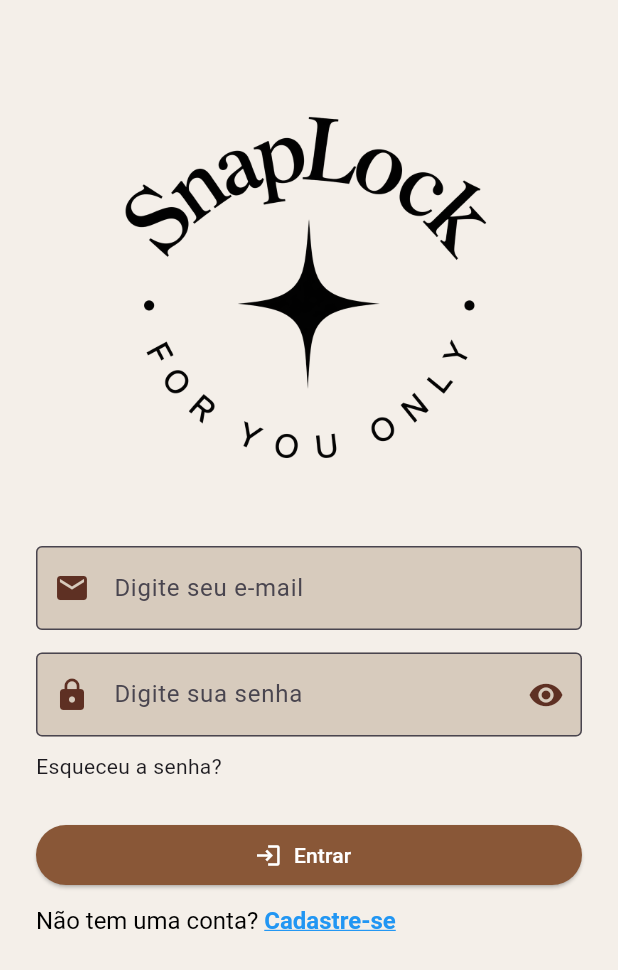
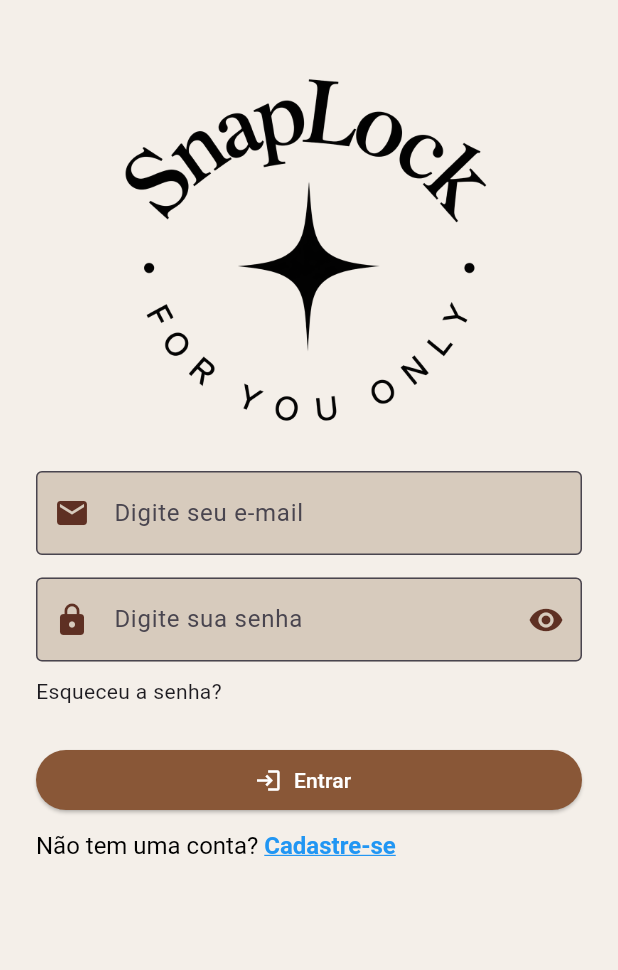
Before and after one commit to llomarques/SnapLock-0.1, a Flutter app: the screen it shows after launch, after a tap on "Fazer Login", on a phone screen of 412 x 824 dp. Shown: the top 970 px of the screen. Run offline on Flutter 3.47's test engine with Material 3 defaults, Android fonts, the phone set to English and light mode, and no system bars.

Commit message:
Elevando a logo

```diff
--- a/lib/frontend/cadastro_page.dart
+++ b/lib/frontend/cadastro_page.dart
@@ -72,7 +72,7 @@ class _CadastroPageState extends State<CadastroPage> {
             const SizedBox(height: 20),
             Image.asset(
               'assets/images/logo.png',
-              width: 300,
+              width: 150,
               height: 300,
             ),
             const SizedBox(height: 15),
--- a/lib/frontend/inicio_page.dart
+++ b/lib/frontend/inicio_page.dart
@@ -36,7 +36,7 @@ class InicioPage extends StatelessWidget {
                 height: 300,
               ),
             ),
-            const SizedBox(height: 24),
+            // const SizedBox(height: 9),
             const Text(
               'Seja bem-vindo!',
               textAlign: TextAlign.center,
--- a/lib/frontend/login_page.dart
+++ b/lib/frontend/login_page.dart
@@ -52,8 +52,8 @@ class _LoginPageState extends State<LoginPage> {
             const SizedBox(height: 20),
             Image.asset(
               'assets/images/logo.png',
-              width: 300,
-              height: 300,
+              width: 150,
+              height: 250,
             ),
             const SizedBox(height: 20),
             TextField(
```
